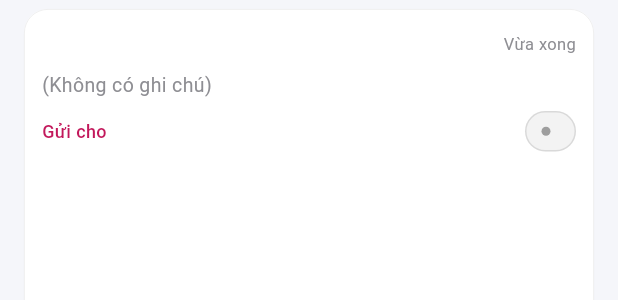
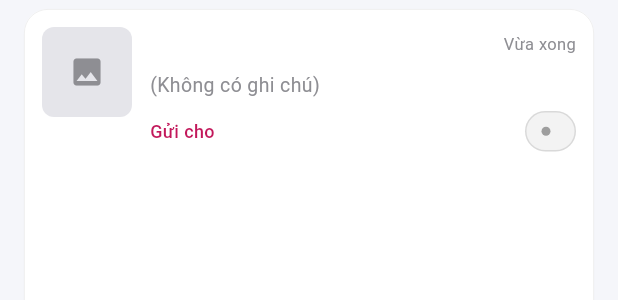
Before and after one commit to tan1612/IGCheck, a Flutter app: the RequestCard widget shown alone on an empty page, opened directly with empty values, on a phone screen of 412 x 824 dp. Shown: the top 300 px of the screen. Run offline on Flutter 3.47's test engine with Material 3 defaults, Android fonts, the phone set to English and light mode, and no system bars; our stand-ins replace cached_network_image, cloud_firestore, dio, firebase_auth, firebase_core, firebase_storage and 7 more; accounts and stored records are empty.

Commit message:
UI: Add thumbnail image to RequestCard in Inbox

```diff
--- a/lib/widgets/request_card.dart
+++ b/lib/widgets/request_card.dart
@@ -33,6 +33,36 @@ class RequestCard extends StatelessWidget {
           child: Row(
             crossAxisAlignment: CrossAxisAlignment.start,
             children: [
+              // Thumbnail (if available)
+              if (request.thumbnailImageUrl.isNotEmpty || request.originalImageUrl.isNotEmpty) ...[
+                ClipRRect(
+                  borderRadius: BorderRadius.circular(8),
+                  child: Image.network(
+                    request.thumbnailImageUrl.isNotEmpty ? request.thumbnailImageUrl : request.originalImageUrl,
+                    width: 60,
+                    height: 60,
+                    fit: BoxFit.cover,
+                    errorBuilder: (context, error, stackTrace) => Container(
+                      width: 60,
+                      height: 60,
+                      color: const Color(0xFFE5E5EA),
+                      child: const Icon(Icons.image_not_supported, color: Color(0xFF8E8E93)),
+                    ),
+                  ),
+                ),
+                const SizedBox(width: 12),
+              ] else ...[
+                Container(
+                  width: 60,
+                  height: 60,
+                  decoration: BoxDecoration(
+                    color: const Color(0xFFE5E5EA),
+                    borderRadius: BorderRadius.circular(8),
+                  ),
+                  child: const Icon(Icons.image, color: Color(0xFF8E8E93)),
+                ),
+                const SizedBox(width: 12),
+              ],
               // Request Information
               Expanded(
                 child: Column(
```
